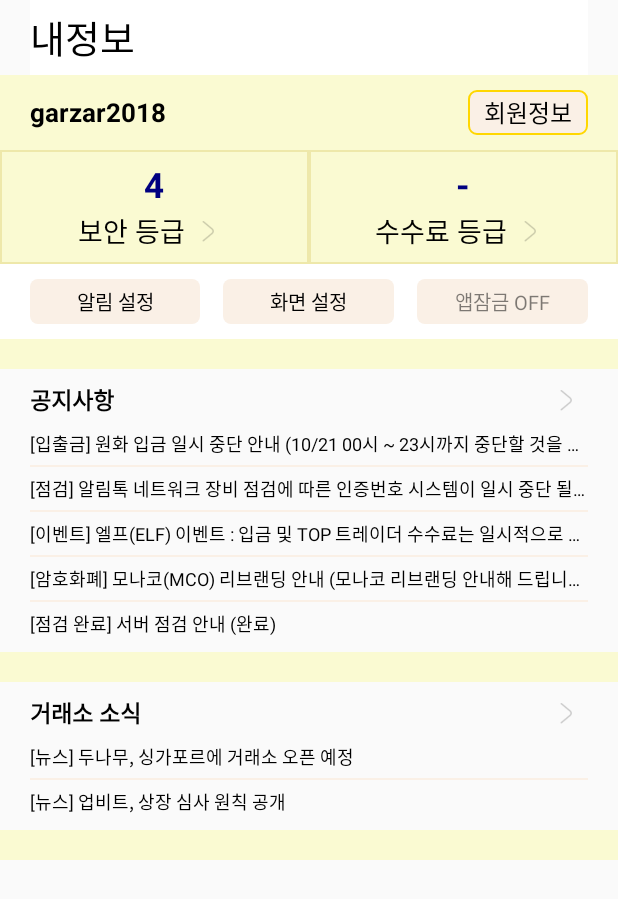
After one commit to diky86/osn-bit, an Android app: the layout main_my_info_fragment.xml on its own in the app's theme, with its tools: preview values and no code run, on a phone screen of 412 x 824 dp. The commit adds this screen. Shown: the top 899 px of the screen. Run offline under Robolectric (Android 15) with nearby library versions, the phone set to English and light mode, and no system bars.

Commit message:
수정2 20181019

```diff
--- a/app/src/main/java/com/example/woonho/osnbit/fragment/AssetFragment.kt
+++ b/app/src/main/java/com/example/woonho/osnbit/fragment/AssetFragment.kt
@@ -89,6 +89,34 @@ class AssetFragment : Fragment() {
             isReady = true
             list.add(this)
         }
+        DataSet().run {
+            coinName = "팩텀"
+            ownCnt = "0"
+            priceKrw = "0 KRW"
+            isReady = true
+            list.add(this)
+        }
+        DataSet().run {
+            coinName = "헤이븐"
+            ownCnt = "0"
+            priceKrw = "0 KRW"
+            isReady = true
+            list.add(this)
+        }
+        DataSet().run {
+            coinName = "지코인"
+            ownCnt = "0"
+            priceKrw = "0 KRW"
+            isReady = true
+            list.add(this)
+        }
+        DataSet().run {
+            coinName = "유빅"
+            ownCnt = "0"
+            priceKrw = "0 KRW"
+            isReady = true
+            list.add(this)
+        }
 
         val recyclerView = view.findViewById(R.id.recycler_view) as RecyclerView
         val adapter = AssetAdapter(context)
--- /dev/null
+++ b/app/src/main/java/com/example/woonho/osnbit/fragment/MyInfoFragment.kt
@@ -0,0 +1,8 @@
+package com.example.woonho.osnbit.fragment
+
+import android.app.Fragment
+
+class MyInfoFragment : Fragment() {
+
+
+}
--- /dev/null
+++ b/app/src/main/res/drawable/rectangle_account_info.xml
@@ -0,0 +1,9 @@
+<?xml version="1.0" encoding="utf-8"?>
+<shape xmlns:android="http://schemas.android.com/apk/res/android"
+    android:shape="rectangle">
+    <corners android:radius="5dp"/>
+    <solid android:color="@color/line"/>
+    <stroke
+        android:width="1dp"
+        android:color="@color/gold"/>
+</shape>
--- /dev/null
+++ b/app/src/main/res/drawable/rectangle_account_info_no_stroke.xml
@@ -0,0 +1,6 @@
+<?xml version="1.0" encoding="utf-8"?>
+<shape xmlns:android="http://schemas.android.com/apk/res/android"
+    android:shape="rectangle">
+    <corners android:radius="5dp"/>
+    <solid android:color="@color/line"/>
+</shape>
--- a/app/src/main/res/layout/main_asset_fragment.xml
+++ b/app/src/main/res/layout/main_asset_fragment.xml
@@ -55,32 +55,34 @@
         android:id="@+id/total_own_cnt_container"
         android:layout_width="match_parent"
         android:layout_height="wrap_content"
+        android:layout_below="@+id/view_line"
+        android:layout_alignParentStart="true"
+        android:layout_marginTop="0dp"
+        android:background="@color/light_gold"
         android:paddingTop="15dp"
-        android:paddingBottom="15dp"
-        android:layout_below="@+id/view_line"
-        android:background="@color/light_gold">
+        android:paddingBottom="15dp">
 
         <TextView
             android:layout_width="wrap_content"
             android:layout_height="wrap_content"
+            android:layout_centerVertical="true"
             android:layout_marginLeft="20dp"
-            android:layout_centerVertical="true"
-            android:textStyle="bold"
+            android:text="총 보유자산"
             android:textColor="@color/black"
             android:textSize="18dp"
-            android:text="총 보유자산"/>
+            android:textStyle="bold" />
 
         <TextView
             android:id="@+id/tv_krw"
             android:layout_width="wrap_content"
             android:layout_height="wrap_content"
+            android:layout_alignParentRight="true"
             android:layout_centerVertical="true"
-            android:layout_alignParentRight="true"
             android:layout_marginRight="20dp"
-            android:textStyle="bold"
+            android:text="KRW"
             android:textColor="@color/black"
             android:textSize="18dp"
-            android:text="KRW"/>
+            android:textStyle="bold" />
 
         <TextView
             android:layout_width="wrap_content"
@@ -88,10 +90,10 @@
             android:layout_centerVertical="true"
             android:layout_marginRight="5dp"
             android:layout_toLeftOf="@+id/tv_krw"
-            android:textStyle="bold"
+            android:text="1,114,899,123"
             android:textColor="@color/black"
             android:textSize="18dp"
-            android:text="1,114,899,123"/>
+            android:textStyle="bold" />
 
     </RelativeLayout>
 
--- /dev/null
+++ b/app/src/main/res/layout/main_my_info_fragment.xml
@@ -0,0 +1,409 @@
+<?xml version="1.0" encoding="utf-8"?>
+<RelativeLayout
+    xmlns:android="http://schemas.android.com/apk/res/android"
+    android:layout_width="match_parent"
+    android:layout_height="match_parent">
+
+    <RelativeLayout
+        android:id="@+id/title_container"
+        android:layout_width="match_parent"
+        android:layout_height="50dp"
+        android:layout_marginLeft="20dp"
+        android:layout_marginRight="20dp"
+        android:background="@color/white"
+        android:layout_alignParentTop="true">
+
+        <TextView
+            android:id="@+id/tv_title_bar"
+            android:layout_width="match_parent"
+            android:layout_height="match_parent"
+            android:gravity="center_vertical"
+            android:layout_centerVertical="true"
+            android:textColor="@color/black"
+            android:textSize="25dp"
+            android:text="내정보"/>
+
+    </RelativeLayout>
+
+    <LinearLayout
+        android:layout_width="match_parent"
+        android:layout_height="match_parent"
+        android:layout_below="@+id/title_container"
+        android:orientation="vertical">
+
+        <RelativeLayout
+            android:layout_width="match_parent"
+            android:layout_height="wrap_content"
+            android:background="@color/light_gold">
+
+            <RelativeLayout
+                android:id="@+id/id_container"
+                android:layout_width="match_parent"
+                android:layout_height="wrap_content"
+                android:layout_marginRight="20dp"
+                android:layout_marginLeft="20dp"
+                android:layout_marginBottom="10dp"
+                android:layout_marginTop="10dp">
+
+                <TextView
+                    android:layout_width="wrap_content"
+                    android:layout_height="wrap_content"
+                    android:layout_centerVertical="true"
+                    android:textStyle="bold"
+                    android:textColor="@color/black"
+                    android:textSize="17dp"
+                    android:text="garzar2018"/>
+
+                <TextView
+                    android:layout_width="80dp"
+                    android:layout_height="30dp"
+                    android:layout_alignParentRight="true"
+                    android:layout_centerVertical="true"
+                    android:gravity="center"
+                    android:background="@drawable/rectangle_account_info"
+                    android:textColor="@color/black"
+                    android:textSize="16dp"
+                    android:text="회원정보"/>
+            </RelativeLayout>
+
+            <LinearLayout
+                android:id="@+id/grade_container"
+                android:layout_width="match_parent"
+                android:layout_height="wrap_content"
+                android:layout_below="@+id/id_container"
+                android:orientation="horizontal">
+
+                <RelativeLayout
+                    android:layout_width="0dp"
+                    android:layout_height="wrap_content"
+                    android:paddingTop="7dp"
+                    android:paddingBottom="7dp"
+                    android:background="@drawable/rectangle_1dp"
+                    android:gravity="center_vertical"
+                    android:layout_weight="1">
+
+                    <TextView
+                        android:id="@+id/tv_security_grade"
+                        android:layout_width="wrap_content"
+                        android:layout_height="wrap_content"
+                        android:layout_centerHorizontal="true"
+                        android:textStyle="bold"
+                        android:textColor="@color/navy"
+                        android:textSize="23dp"
+                        android:text="4"/>
+
+                    <LinearLayout
+                        android:layout_width="wrap_content"
+                        android:layout_height="wrap_content"
+                        android:layout_below="@+id/tv_security_grade"
+                        android:layout_centerHorizontal="true"
+                        android:gravity="center_vertical"
+                        android:orientation="horizontal">
+
+                        <TextView
+                            android:layout_width="wrap_content"
+                            android:layout_height="wrap_content"
+                            android:textColor="@color/black"
+                            android:textSize="18dp"
+                            android:text="보안 등급"/>
+
+                        <ImageView
+                            android:layout_width="30dp"
+                            android:layout_height="30dp"
+                            android:background="@drawable/btn_arrow"/>
+                    </LinearLayout>
+                </RelativeLayout>
+
+                <RelativeLayout
+                    android:layout_width="0dp"
+                    android:layout_height="wrap_content"
+                    android:paddingTop="7dp"
+                    android:paddingBottom="7dp"
+                    android:background="@drawable/rectangle_1dp"
+                    android:gravity="center_vertical"
+                    android:layout_weight="1">
+
+                    <TextView
+                        android:id="@+id/tv_commission"
+                        android:layout_width="wrap_content"
+                        android:layout_height="wrap_content"
+                        android:layout_centerHorizontal="true"
+                        android:textStyle="bold"
+                        android:textColor="@color/navy"
+                        android:textSize="23dp"
+                        android:text="-"/>
+
+                    <LinearLayout
+                        android:layout_width="wrap_content"
+                        android:layout_height="wrap_content"
+                        android:layout_below="@+id/tv_commission"
+                        android:layout_centerHorizontal="true"
+                        android:gravity="center_vertical"
+                        android:orientation="horizontal">
+
+                        <TextView
+                            android:layout_width="wrap_content"
+                            android:layout_height="wrap_content"
+                            android:textColor="@color/black"
+                            android:textSize="18dp"
+                            android:text="수수료 등급"/>
+
+                        <ImageView
+                            android:layout_width="30dp"
+                            android:layout_height="30dp"
+                            android:background="@drawable/btn_arrow"/>
+                    </LinearLayout>
+                </RelativeLayout>
+            </LinearLayout>
+
+            <LinearLayout
+                android:layout_width="match_parent"
+                android:layout_height="wrap_content"
+                android:layout_below="@+id/grade_container"
+                android:paddingLeft="20dp"
+                android:paddingRight="20dp"
+                android:paddingTop="10dp"
+                android:paddingBottom="10dp"
+                android:layout_marginBottom="20dp"
+                android:background="@color/white"
+                android:orientation="horizontal">
+
+                <TextView
+                    android:layout_width="0dp"
+                    android:layout_height="30dp"
+                    android:layout_weight="1"
+                    android:layout_marginRight="15dp"
+                    android:layout_alignParentRight="true"
+                    android:layout_centerVertical="true"
+                    android:gravity="center"
+                    android:background="@drawable/rectangle_account_info_no_stroke"
+                    android:textColor="@color/black"
+                    android:textSize="13dp"
+                    android:text="알림 설정"/>
+
+                <TextView
+                    android:layout_width="0dp"
+                    android:layout_height="30dp"
+                    android:layout_weight="1"
+                    android:layout_alignParentRight="true"
+                    android:layout_centerVertical="true"
+                    android:layout_marginRight="15dp"
+                    android:gravity="center"
+                    android:background="@drawable/rectangle_account_info_no_stroke"
+                    android:textColor="@color/black"
+                    android:textSize="13dp"
+                    android:text="화면 설정"/>
+
+                <TextView
+                    android:layout_width="0dp"
+                    android:layout_height="30dp"
+                    android:layout_weight="1"
+                    android:layout_alignParentRight="true"
+                    android:layout_centerVertical="true"
+                    android:gravity="center"
+                    android:background="@drawable/rectangle_account_info_no_stroke"
+                    android:textColor="@color/black_50"
+                    android:textSize="13dp"
+                    android:text="앱잠금 OFF"/>
+            </LinearLayout>
+        </RelativeLayout>
+
+        <RelativeLayout
+            android:layout_width="match_parent"
+            android:layout_height="wrap_content"
+            android:layout_marginRight="20dp"
+            android:layout_marginLeft="20dp">
+
+            <RelativeLayout
+                android:id="@+id/noti_container"
+                android:layout_width="match_parent"
+                android:layout_height="wrap_content"
+                android:layout_marginTop="5dp">
+
+                <TextView
+                    android:layout_width="wrap_content"
+                    android:layout_height="wrap_content"
+                    android:layout_centerVertical="true"
+                    android:textStyle="bold"
+                    android:textColor="@color/black"
+                    android:textSize="15dp"
+                    android:text="공지사항"/>
+
+                <ImageView
+                    android:layout_width="30dp"
+                    android:layout_height="30dp"
+                    android:background="@drawable/btn_arrow"
+                    android:layout_alignParentRight="true"/>
+            </RelativeLayout>
+
+            <TextView
+                android:id="@+id/notification1"
+                android:layout_width="match_parent"
+                android:layout_height="wrap_content"
+                android:layout_below="@+id/noti_container"
+                android:layout_marginBottom="5dp"
+                android:layout_marginTop="5dp"
+                android:maxLines="1"
+                android:ellipsize="end"
+                android:textColor="@color/black"
+                android:textSize="12dp"
+                android:text="[입출금] 원화 입금 일시 중단 안내 (10/21 00시 ~ 23시까지 중단할 것을 알려드립니다."/>
+
+            <View
+                android:id="@+id/line1"
+                android:layout_width="match_parent"
+                android:layout_height="1dp"
+                android:layout_below="@+id/notification1"
+                android:background="@color/line"/>
+
+            <TextView
+                android:id="@+id/notification2"
+                android:layout_width="match_parent"
+                android:layout_height="wrap_content"
+                android:layout_below="@+id/line1"
+                android:layout_marginBottom="5dp"
+                android:layout_marginTop="5dp"
+                android:maxLines="1"
+                android:ellipsize="end"
+                android:textColor="@color/black"
+                android:textSize="12dp"
+                android:text="[점검] 알림톡 네트워크 장비 점검에 따른 인증번호 시스템이 일시 중단 될 수 있으니 양해바랍니다."/>
+
+            <View
+                android:id="@+id/line2"
+                android:layout_width="match_parent"
+                android:layout_height="1dp"
+                android:layout_below="@+id/notification2"
+                android:background="@color/line"/>
+
+            <TextView
+                android:id="@+id/notification3"
+                android:layout_width="match_parent"
+                android:layout_height="wrap_content"
+                android:layout_below="@+id/line2"
+                android:layout_marginBottom="5dp"
+                android:layout_marginTop="5dp"
+                android:maxLines="1"
+                android:ellipsize="end"
+                android:textColor="@color/black"
+                android:textSize="12dp"
+                android:text="[이벤트] 엘프(ELF) 이벤트 : 입금 및 TOP 트레이더 수수료는 일시적으로 무료로 제공하오니 많은 참여 바랍니다."/>
+
+            <View
+                android:id="@+id/line3"
+                android:layout_width="match_parent"
+                android:layout_height="1dp"
+                android:layout_below="@+id/notification3"
+                android:background="@color/line"/>
+
+            <TextView
+                android:id="@+id/notification4"
+                android:layout_width="match_parent"
+                android:layout_height="wrap_content"
+                android:layout_below="@+id/line3"
+                android:layout_marginBottom="5dp"
+                android:layout_marginTop="5dp"
+                android:maxLines="1"
+                android:ellipsize="end"
+                android:textColor="@color/black"
+                android:textSize="12dp"
+                android:text="[암호화폐] 모나코(MCO) 리브랜딩 안내 (모나코 리브랜딩 안내해 드립니다.)"/>
+
+            <View
+                android:id="@+id/line4"
+                android:layout_width="match_parent"
+                android:layout_height="1dp"
+                android:layout_below="@+id/notification4"
+                android:background="@color/line"/>
+
+            <TextView
+                android:id="@+id/notification5"
+                android:layout_width="match_parent"
+                android:layout_height="wrap_content"
+                android:layout_below="@+id/line4"
+                android:layout_marginBottom="10dp"
+                android:layout_marginTop="5dp"
+                android:maxLines="1"
+                android:ellipsize="end"
+                android:textColor="@color/black"
+                android:textSize="12dp"
+                android:text="[점검 완료] 서버 점검 안내 (완료)"/>
+
+        </RelativeLayout>
+
+        <View
+            android:layout_width="match_parent"
+            android:layout_height="20dp"
+            android:background="@color/light_gold"/>
+
+        <RelativeLayout
+            android:layout_width="match_parent"
+            android:layout_height="wrap_content"
+            android:layout_marginRight="20dp"
+            android:layout_marginLeft="20dp">
+
+            <RelativeLayout
+                android:id="@+id/trader_news_container"
+                android:layout_width="match_parent"
+                android:layout_height="wrap_content"
+                android:layout_marginTop="5dp">
+
+                <TextView
+                    android:layout_width="wrap_content"
+                    android:layout_height="wrap_content"
+                    android:layout_centerVertical="true"
+                    android:textStyle="bold"
+                    android:textColor="@color/black"
+                    android:textSize="15dp"
+                    android:text="거래소 소식"/>
+
+                <ImageView
+                    android:layout_width="30dp"
+                    android:layout_height="30dp"
+                    android:background="@drawable/btn_arrow"
+                    android:layout_alignParentRight="true"/>
+            </RelativeLayout>
+
+            <TextView
+                android:id="@+id/news1"
+                android:layout_width="match_parent"
+                android:layout_height="wrap_content"
+                android:layout_below="@+id/trader_news_container"
+                android:layout_marginBottom="5dp"
+                android:layout_marginTop="5dp"
+                android:maxLines="1"
+                android:ellipsize="end"
+                android:textColor="@color/black"
+                android:textSize="12dp"
+                android:text="[뉴스] 두나무, 싱가포르에 거래소 오픈 예정"/>
+
+            <View
+                android:id="@+id/news_line1"
+                android:layout_width="match_parent"
+                android:layout_height="1dp"
+                android:layout_below="@+id/news1"
+                android:background="@color/line"/>
+
+            <TextView
+                android:id="@+id/news2"
+                android:layout_width="match_parent"
+                android:layout_height="wrap_content"
+                android:layout_below="@+id/news_line1"
+                android:layout_marginBottom="10dp"
+                android:layout_marginTop="5dp"
+                android:maxLines="1"
+                android:ellipsize="end"
+                android:textColor="@color/black"
+                android:textSize="12dp"
+                android:text="[뉴스] 업비트, 상장 심사 원칙 공개"/>
+
+        </RelativeLayout>
+
+        <View
+            android:layout_width="match_parent"
+            android:layout_height="20dp"
+            android:background="@color/light_gold"/>
+
+    </LinearLayout>
+
+</RelativeLayout>
```
